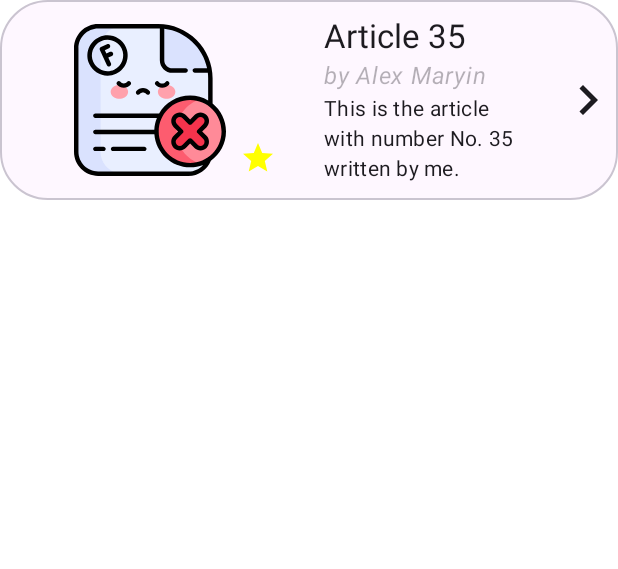
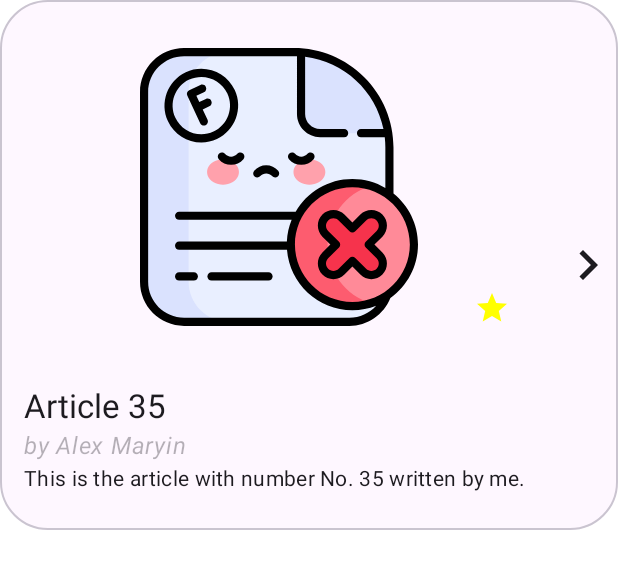
Before and after one commit to alexmaryin/SpaceflightNews, an Android app built with Jetpack Compose: the @Preview function ArticleItemPreview, on a phone screen of 412 x 824 dp. Shown: the top 569 px of the screen. Run offline under Robolectric (Android 15) with nearby library versions, the phone set to English and light mode, and no system bars; our stand-ins replace Compose Multiplatform resources; pictures from the network do not load.

Commit message:
Adaptive layout of Article card for phones and desktop app

```diff
--- a/composeApp/build.gradle.kts
+++ b/composeApp/build.gradle.kts
@@ -36,6 +36,7 @@ kotlin {
             implementation(compose.runtime)
             implementation(compose.foundation)
             implementation(compose.material3)
+            implementation(compose.material3AdaptiveNavigationSuite)
             implementation(compose.ui)
             implementation(compose.components.resources)
             implementation(compose.components.uiToolingPreview)
--- /dev/null
+++ b/composeApp/src/androidMain/kotlin/ru/alexmaryin/core/ui/screen.android.kt
@@ -0,0 +1,19 @@
+package ru.alexmaryin.core.ui
+
+import androidx.compose.material3.adaptive.currentWindowSize
+import androidx.compose.runtime.Composable
+import androidx.compose.runtime.remember
+import androidx.compose.ui.platform.LocalDensity
+
+@Composable
+actual fun rememberScreenSizeInfo(): ScreenSizeInfo {
+    val windowsSize = currentWindowSize()
+    with(LocalDensity.current) {
+        return remember(windowsSize) {
+            ScreenSizeInfo(
+                widthDp = windowsSize.width.toDp(),
+                heightDp = windowsSize.height.toDp()
+            )
+        }
+    }
+}
--- /dev/null
+++ b/composeApp/src/commonMain/kotlin/ru/alexmaryin/core/ui/screen.kt
@@ -0,0 +1,16 @@
+package ru.alexmaryin.core.ui
+
+import androidx.compose.runtime.Composable
+import androidx.compose.ui.unit.Dp
+import androidx.compose.ui.unit.dp
+
+
+data class ScreenSizeInfo(
+    val widthDp: Dp,
+    val heightDp: Dp
+)
+
+fun ScreenSizeInfo.isCompact() = widthDp <= 600.dp
+
+@Composable
+expect fun rememberScreenSizeInfo(): ScreenSizeInfo
--- a/composeApp/src/commonMain/kotlin/ru/alexmaryin/news/ui/article_details/ArticleDetailsScreen.kt
+++ b/composeApp/src/commonMain/kotlin/ru/alexmaryin/news/ui/article_details/ArticleDetailsScreen.kt
@@ -186,7 +186,7 @@ fun ArticlesDetailsScreen(
                 )
 
                 Text(
-                    text = article.summary.repeat(100),
+                    text = article.summary,
                     modifier = Modifier.fillMaxWidth().padding(horizontal = 16.dp, vertical = 6.dp),
                     style = MaterialTheme.typography.bodyLarge
                 )
--- a/composeApp/src/commonMain/kotlin/ru/alexmaryin/news/ui/news_list/components/ArticleImage.kt
+++ b/composeApp/src/commonMain/kotlin/ru/alexmaryin/news/ui/news_list/components/ArticleImage.kt
@@ -3,12 +3,12 @@ package ru.alexmaryin.news.ui.news_list.components
 import androidx.compose.foundation.Image
 import androidx.compose.foundation.layout.Box
 import androidx.compose.foundation.layout.aspectRatio
+import androidx.compose.foundation.layout.fillMaxWidth
 import androidx.compose.foundation.layout.padding
 import androidx.compose.foundation.layout.width
 import androidx.compose.foundation.shape.RoundedCornerShape
 import androidx.compose.material.icons.Icons
 import androidx.compose.material.icons.filled.Star
-import androidx.compose.material.icons.outlined.Star
 import androidx.compose.material3.CircularProgressIndicator
 import androidx.compose.material3.Icon
 import androidx.compose.runtime.Composable
@@ -29,9 +29,10 @@ import spaceflightnews.composeapp.generated.resources.Res
 import spaceflightnews.composeapp.generated.resources.image_placeholder
 
 @Composable
-fun ArticleImage(url: String, title: String, isFavourite: Boolean) {
+fun ArticleImage(isCompact: Boolean = false, url: String, title: String, isFavourite: Boolean) {
+    val modifier = if (isCompact) Modifier.fillMaxWidth() else Modifier.width(200.dp)
     Box(
-        modifier = Modifier.width(200.dp).padding(16.dp),
+        modifier = modifier.padding(16.dp),
         contentAlignment = Alignment.Center
     ) {
         var imageLoadResult by remember {
--- a/composeApp/src/commonMain/kotlin/ru/alexmaryin/news/ui/news_list/components/ArticleItem.kt
+++ b/composeApp/src/commonMain/kotlin/ru/alexmaryin/news/ui/news_list/components/ArticleItem.kt
@@ -2,10 +2,12 @@ package ru.alexmaryin.news.ui.news_list.components
 
 import androidx.compose.foundation.clickable
 import androidx.compose.foundation.layout.Arrangement
+import androidx.compose.foundation.layout.Column
 import androidx.compose.foundation.layout.IntrinsicSize
 import androidx.compose.foundation.layout.Row
 import androidx.compose.foundation.layout.fillMaxWidth
 import androidx.compose.foundation.layout.height
+import androidx.compose.foundation.layout.padding
 import androidx.compose.foundation.layout.size
 import androidx.compose.foundation.shape.RoundedCornerShape
 import androidx.compose.material.icons.Icons
@@ -15,9 +17,10 @@ import androidx.compose.material3.OutlinedCard
 import androidx.compose.runtime.Composable
 import androidx.compose.ui.Alignment
 import androidx.compose.ui.Modifier
-import androidx.compose.ui.draw.scale
 import androidx.compose.ui.unit.dp
 import org.jetbrains.compose.resources.stringResource
+import ru.alexmaryin.core.ui.isCompact
+import ru.alexmaryin.core.ui.rememberScreenSizeInfo
 import ru.alexmaryin.news.domain.models.Article
 import spaceflightnews.composeapp.generated.resources.Res
 import spaceflightnews.composeapp.generated.resources.open_details
@@ -28,25 +31,47 @@ fun ArticleItem(
     onClick: () -> Unit,
     modifier: Modifier = Modifier
 ) {
+    val windowSize = rememberScreenSizeInfo()
+
     OutlinedCard(
         shape = RoundedCornerShape(32.dp),
         modifier = modifier.clickable(onClick = onClick)
     ) {
+        val adaptedContent = @Composable {
+            val authors = if (article.authors.isNotEmpty()) article.authors.joinToString { it.name } else null
+            ArticleTitles(article.title, authors, article.summary)
+        }
+
         Row(
-            modifier = Modifier
-                .fillMaxWidth()
-                .height(IntrinsicSize.Min),
-            horizontalArrangement = Arrangement.spacedBy(16.dp),
+            modifier = Modifier.fillMaxWidth(),
             verticalAlignment = Alignment.CenterVertically
         ) {
-            ArticleImage(article.imageUrl, article.title, article.isFavourite)
-            val authors = if (article.authors.isNotEmpty()) article.authors.joinToString { it.name } else null
-            ArticleTitles(article.title, authors, article.summary)
+
+            if (windowSize.isCompact()) {
+                Column(
+                    modifier = Modifier.padding(16.dp).weight(1f),
+                    verticalArrangement = Arrangement.spacedBy(16.dp)
+                ) {
+                    ArticleImage(isCompact = true, article.imageUrl, article.title, article.isFavourite)
+                    adaptedContent()
+                }
+            } else {
+                Row(
+                    modifier = Modifier.height(IntrinsicSize.Min).padding(16.dp).weight(1f),
+                    horizontalArrangement = Arrangement.spacedBy(16.dp)
+                ) {
+                    ArticleImage(isCompact = false, article.imageUrl, article.title, article.isFavourite)
+                    adaptedContent()
+                }
+            }
+
             Icon(
                 imageVector = Icons.AutoMirrored.Filled.KeyboardArrowRight,
                 contentDescription = stringResource(Res.string.open_details),
                 modifier = Modifier.size(40.dp)
             )
         }
+
+
     }
 }
--- a/composeApp/src/commonMain/kotlin/ru/alexmaryin/news/ui/news_list/components/ArticleTitles.kt
+++ b/composeApp/src/commonMain/kotlin/ru/alexmaryin/news/ui/news_list/components/ArticleTitles.kt
@@ -1,9 +1,6 @@
 package ru.alexmaryin.news.ui.news_list.components
 
-import androidx.compose.foundation.layout.Arrangement
 import androidx.compose.foundation.layout.Column
-import androidx.compose.foundation.layout.RowScope
-import androidx.compose.foundation.layout.fillMaxHeight
 import androidx.compose.foundation.layout.padding
 import androidx.compose.material3.MaterialTheme
 import androidx.compose.material3.Text
@@ -14,11 +11,11 @@ import androidx.compose.ui.text.style.TextOverflow
 import androidx.compose.ui.unit.dp
 
 @Composable
-fun RowScope.ArticleTitles(title: String, authors: String?, summary: String) {
+fun ArticleTitles(title: String, authors: String?, summary: String) {
     Column(
-        modifier = Modifier.fillMaxHeight().padding(vertical = 8.dp).weight(1f),
-        verticalArrangement = Arrangement.Center,
+        modifier = Modifier.padding(vertical = 8.dp),
     ) {
+
         Text(
             text = title,
             style = MaterialTheme.typography.titleLarge,
```
Also changed, not shown: 1 other file.
